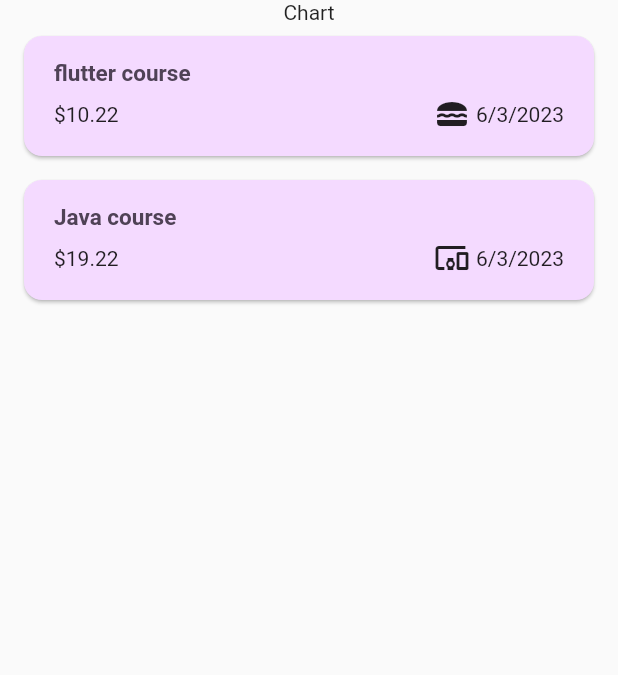
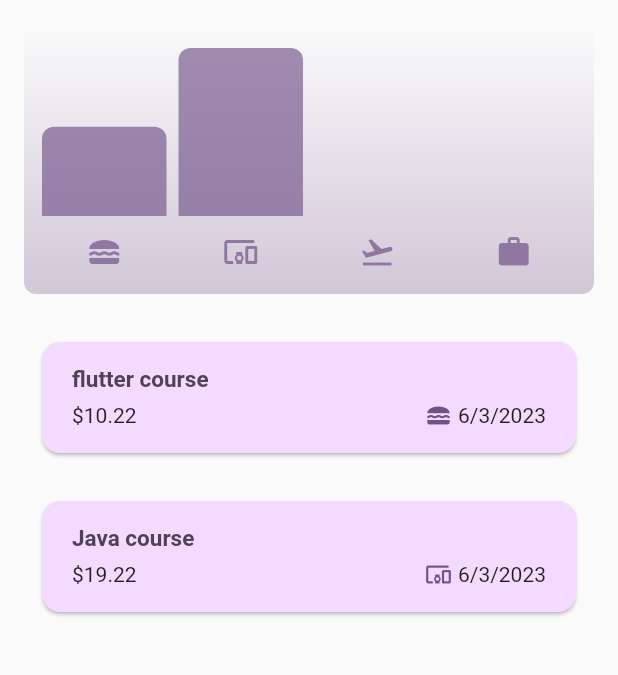
Before and after one commit to kubermirajakar/ExpensesChartApp, a Flutter app: the screen it shows after launch, on a phone screen of 412 x 824 dp, the part 84-759 px from its top. Run offline on Flutter 3.47's test engine with Material 2 defaults, Android fonts, the phone set to English and light mode, and no system bars.

Commit message:
added chart

```diff
--- a/lib/Model/ExpensesModel.dart
+++ b/lib/Model/ExpensesModel.dart
@@ -1,3 +1,4 @@
+import 'package:expensetracker/Widgets/Expenses.dart';
 import 'package:flutter/material.dart';
 import 'package:intl/intl.dart';
 import 'package:uuid/uuid.dart';
@@ -33,3 +34,25 @@ class ExpensesModel {
     return formater.format(date);
   }
 }
+
+class ExpenseBucket {
+  const ExpenseBucket({required this.category, required this.expenses});
+
+  final Categories category;
+  final List<ExpensesModel> expenses;
+
+  ExpenseBucket.forCategory(List<ExpensesModel> allExpenses, this.category)
+      : expenses = allExpenses
+            .where((expense) => expense.category == category)
+            .toList();
+
+  double get totalExpense {
+    double sum = 0;
+
+    for (final expense in expenses) {
+      sum += expense.price;
+    }
+
+    return sum;
+  }
+}
--- /dev/null
+++ b/lib/Widgets/Chart.dart
@@ -0,0 +1,95 @@
+import 'package:expensetracker/Model/ExpensesModel.dart';
+import 'package:expensetracker/Widgets/Chart_bar.dart';
+import 'package:expensetracker/Widgets/Expenses.dart';
+import 'package:flutter/material.dart';
+
+class Chart extends StatelessWidget {
+  const Chart({super.key, required this.expenses});
+
+  final List<ExpensesModel> expenses;
+
+  List<ExpenseBucket> get buckets {
+    return [
+      ExpenseBucket.forCategory(expenses, Categories.food),
+      ExpenseBucket.forCategory(expenses, Categories.other),
+      ExpenseBucket.forCategory(expenses, Categories.travel),
+      ExpenseBucket.forCategory(expenses, Categories.work),
+    ];
+  }
+
+  double get maxTotalExpense {
+    double maxTotalExpense = 0;
+
+    for (final bucket in buckets) {
+      if (bucket.totalExpense > maxTotalExpense) {
+        maxTotalExpense = bucket.totalExpense;
+      }
+    }
+
+    return maxTotalExpense;
+  }
+
+  @override
+  Widget build(BuildContext context) {
+    final isDarkMode =
+        MediaQuery.of(context).platformBrightness == Brightness.dark;
+    return Container(
+      margin: const EdgeInsets.all(16),
+      padding: const EdgeInsets.symmetric(
+        vertical: 16,
+        horizontal: 8,
+      ),
+      width: double.infinity,
+      height: 180,
+      decoration: BoxDecoration(
+        borderRadius: BorderRadius.circular(8),
+        gradient: LinearGradient(
+          colors: [
+            Theme.of(context).colorScheme.primary.withOpacity(0.3),
+            Theme.of(context).colorScheme.primary.withOpacity(0.0)
+          ],
+          begin: Alignment.bottomCenter,
+          end: Alignment.topCenter,
+        ),
+      ),
+      child: Column(
+        children: [
+          Expanded(
+            child: Row(
+              crossAxisAlignment: CrossAxisAlignment.end,
+              children: [
+                for (final bucket in buckets) // alternative to map()
+                  ChartBar(
+                    fill: bucket.totalExpense == 0
+                        ? 0
+                        : bucket.totalExpense / maxTotalExpense,
+                  )
+              ],
+            ),
+          ),
+          const SizedBox(height: 12),
+          Row(
+            children: buckets
+                .map(
+                  (bucket) => Expanded(
+                    child: Padding(
+                      padding: const EdgeInsets.symmetric(horizontal: 4),
+                      child: Icon(
+                        CategoryIcons[bucket.category],
+                        color: isDarkMode
+                            ? Theme.of(context).colorScheme.secondary
+                            : Theme.of(context)
+                                .colorScheme
+                                .primary
+                                .withOpacity(0.7),
+                      ),
+                    ),
+                  ),
+                )
+                .toList(),
+          )
+        ],
+      ),
+    );
+  }
+}
--- /dev/null
+++ b/lib/Widgets/Chart_bar.dart
@@ -0,0 +1,34 @@
+import 'package:flutter/material.dart';
+
+class ChartBar extends StatelessWidget {
+  const ChartBar({
+    super.key,
+    required this.fill,
+  });
+
+  final double fill;
+
+  @override
+  Widget build(BuildContext context) {
+    final isDarkMode =
+        MediaQuery.of(context).platformBrightness == Brightness.dark;
+    return Expanded(
+      child: Padding(
+        padding: const EdgeInsets.symmetric(horizontal: 4),
+        child: FractionallySizedBox(
+          heightFactor: fill,
+          child: DecoratedBox(
+            decoration: BoxDecoration(
+              shape: BoxShape.rectangle,
+              borderRadius:
+                  const BorderRadius.vertical(top: Radius.circular(8)),
+              color: isDarkMode
+                  ? Theme.of(context).colorScheme.secondary
+                  : Theme.of(context).colorScheme.primary.withOpacity(0.65),
+            ),
+          ),
+        ),
+      ),
+    );
+  }
+}
--- a/lib/Widgets/Expenses.dart
+++ b/lib/Widgets/Expenses.dart
@@ -1,5 +1,6 @@
 import 'package:expensetracker/Model/ExpensesModel.dart';
 import 'package:expensetracker/Widgets/AddExpenses.dart';
+import 'package:expensetracker/Widgets/Chart.dart';
 import 'package:expensetracker/Widgets/Expenses_List.dart';
 import 'package:flutter/material.dart';
 
@@ -83,7 +84,10 @@ class _Expenses extends State<Expenses> {
         ],
       ),
       body: Column(
-        children: [Text('Chart'), Expanded(child: mainContent)],
+        children: [
+          Chart(expenses: _registerdExpenses),
+          Expanded(child: mainContent),
+        ],
       ),
     );
   }
--- a/lib/Widgets/ExpensesItem.dart
+++ b/lib/Widgets/ExpensesItem.dart
@@ -8,7 +8,10 @@ class ExpensesItem extends StatelessWidget {
 
   @override
   Widget build(BuildContext context) {
-    return Card(
+    return TextButton(
+        autofocus: false,
+        onPressed: () {},
+        child: Card(
           child: Padding(
               padding: EdgeInsets.symmetric(horizontal: 20, vertical: 16),
               child: Column(
@@ -36,6 +39,6 @@ class ExpensesItem extends StatelessWidget {
                   )
                 ],
               )),
-    );
+        ));
   }
 }
--- a/lib/main.dart
+++ b/lib/main.dart
@@ -25,12 +25,12 @@ void main() {
           style: ElevatedButton.styleFrom(
               backgroundColor: kColorDark.primaryContainer),
         ),
-        textTheme: ThemeData().textTheme.copyWith(
-              titleLarge: TextStyle(
-                  fontWeight: FontWeight.bold,
-                  color: kColorDark.onSecondaryContainer,
-                  fontSize: 15),
-            ),
+        // textTheme: ThemeData().textTheme.copyWith(
+        //       titleLarge: TextStyle(
+        //           fontWeight: FontWeight.bold,
+        //           color: kColorDark.onSecondaryContainer,
+        //           fontSize: 15),
+        //     ),
       ),
       // theme: ThemeData(useMaterial3: true),
       theme: ThemeData().copyWith(
```
Lines whose indentation alone changed are shown as unchanged.
